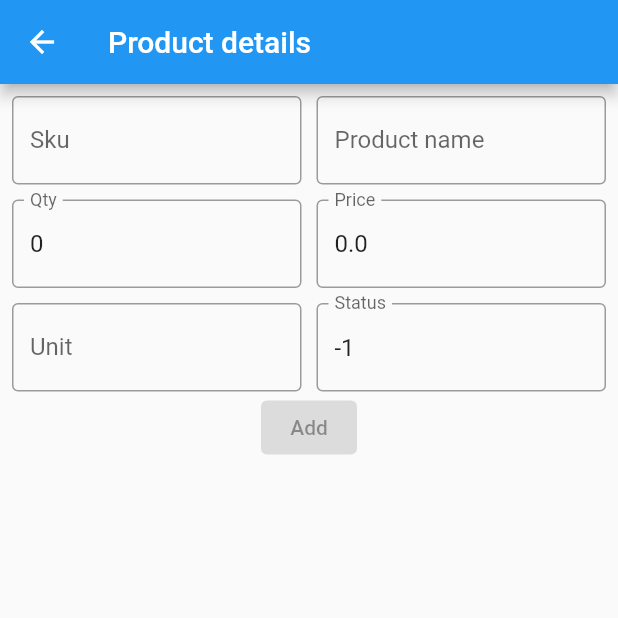
After one commit to VietAnh14/kd_flutter, a Flutter app: the ProductDetailScreen screen opened by its route, on a phone screen of 412 x 824 dp, the top half of it. The commit adds this screen. Run offline on Flutter 3.47's test engine with Material 2 defaults, Android fonts, the phone set to English and light mode, and no system bars; our stand-ins replace dio, flutter_spinkit, shared_preferences; accounts and stored records are empty.

Commit message:
Wip: add product

```diff
--- a/lib/main.dart
+++ b/lib/main.dart
@@ -5,6 +5,7 @@ import 'package:flutter_kd/services/remote/auth_api.dart';
 import 'package:flutter_kd/services/remote/product_api.dart';
 import 'package:flutter_kd/ui/auth/auth_view_model.dart';
 import 'package:flutter_kd/ui/auth/login_screen.dart';
+import 'package:flutter_kd/ui/product_list/product_screens.dart';
 import 'package:provider/provider.dart';
 
 void main() {
@@ -24,7 +25,7 @@ class KdApp extends StatelessWidget {
         Provider(create: (context) => ProductApi(context.read())),
       ],
       child: MaterialApp(
-        initialRoute: LoginScreen.routeName,
+        initialRoute: ProductListScreen.routeName,
         routes: appRouter,
       ),
     );
--- a/lib/router.dart
+++ b/lib/router.dart
@@ -1,7 +1,10 @@
 import 'package:flutter/material.dart';
+import 'package:flutter_kd/services/remote/model/product.dart';
 import 'package:flutter_kd/ui/auth/auth_view_model.dart';
 import 'package:flutter_kd/ui/auth/login_screen.dart';
 import 'package:flutter_kd/ui/auth/signup_screen.dart';
+import 'package:flutter_kd/ui/product_detail_screen.dart';
+import 'package:flutter_kd/ui/product_detail_vm.dart';
 import 'package:flutter_kd/ui/product_list/product_screens.dart';
 import 'package:flutter_kd/ui/product_list/products_vm.dart';
 import 'package:provider/provider.dart';
@@ -19,4 +22,13 @@ Map<String, Widget Function(BuildContext)> appRouter = {
         create: (context) => ProductVM(context.read()),
         child: const ProductListScreen(),
       ),
+
+  ProductDetailScreen.routeName: (context) => ChangeNotifierProvider(
+    create: (_) {
+      Object? args = ModalRoute.of(context)?.settings.arguments;
+      Product? product = args == null ? null : args as Product;
+      return ProductDetailVM(context.read(), product);
+    },
+    child: ProductDetailScreen(),
+  )
 };
--- a/lib/services/remote/api_const.dart
+++ b/lib/services/remote/api_const.dart
@@ -3,4 +3,5 @@ class ApiConst {
   ApiConst._();
   static const baseUrl = "https://hoodwink.medkomtek.net/";
   static const authorizationHeader = "Authorization";
+  static const tokenExpiredMessage = "Provided token is expired.";
 }
--- a/lib/services/remote/api_exception.dart
+++ b/lib/services/remote/api_exception.dart
@@ -1,10 +1,10 @@
 import 'dart:io';
 
-class NetworkError implements IOException {
+abstract class NetworkError implements IOException {
 
 }
 
-class ApiException implements Exception {
+class ApiException implements NetworkError {
   static const unknownCode = -1;
 
   final String? message;
@@ -17,6 +17,14 @@ class ApiException implements Exception {
   }
 }
 
-class AuthorizationException implements Exception {
+class AuthorizationException implements NetworkError {
 
 }
+
+class UnknownNetworkException implements NetworkError {
+
+}
+
+class UnreachableException implements NetworkError {
+
+}
--- /dev/null
+++ b/lib/services/remote/model/add_product_request.dart
@@ -0,0 +1,40 @@
+
+import 'package:flutter_kd/services/remote/model/product.dart';
+
+class AddProductRequest {
+  final String sku;
+  final String productName;
+  final int qty;
+  final double price;
+  final String unit;
+  final int status;
+
+  AddProductRequest({
+    required this.sku,
+    required this.productName,
+    required this.qty,
+    required this.price,
+    required this.unit,
+    required this.status
+  });
+
+  factory AddProductRequest.fromProduct(Product product) {
+    return AddProductRequest(
+        sku: product.sku,
+        productName: product.productName,
+        qty: product.quantity,
+        price: product.price,
+        unit: product.unit,
+        status: product.status
+    );
+  }
+
+  Map<String, dynamic> toJsonRequest() => {
+    "sku": sku,
+    "product_name": productName,
+    "qty": qty,
+    "price": price,
+    "unit": unit,
+    "status": status
+  };
+}
--- a/lib/services/remote/model/product.dart
+++ b/lib/services/remote/model/product.dart
@@ -4,7 +4,7 @@ import 'dart:convert';
 class Product {
   int id;
   String? image;
-  int price;
+  double price;
   String productName;
   int quantity;
   String sku;
@@ -22,6 +22,10 @@ class Product {
     required this.unit,
   });
 
+  factory Product.empty() {
+    return Product(id: -1, quantity: 0, price: 0, productName: "", sku: "", status: -1, unit: "");
+  }
+
   factory Product.fromJson(Map<String, dynamic> json) {
     return Product(
       id: json['id'],
--- /dev/null
+++ b/lib/ui/product_detail_screen.dart
@@ -0,0 +1,120 @@
+import 'package:flutter/material.dart';
+import 'package:flutter_kd/ui/product_detail_vm.dart';
+import 'package:provider/provider.dart';
+
+class ProductDetailScreen extends StatefulWidget {
+  const ProductDetailScreen({Key? key}) : super(key: key);
+
+  static const routeName = "/product/detail";
+
+  @override
+  State<ProductDetailScreen> createState() => _ProductDetailScreenState();
+}
+
+class _ProductDetailScreenState extends State<ProductDetailScreen> {
+  late ProductDetailVM productDetailVM;
+
+
+  @override
+  void initState() {
+    super.initState();
+    productDetailVM = context.read();
+  }
+
+  @override
+  Widget build(BuildContext context) {
+    final isEdit = context.select((ProductDetailVM value) => value.isEditing);
+    return Scaffold(
+      appBar: AppBar(title: Text("Product details"),),
+      body: Padding(
+        padding: const EdgeInsets.all(8.0),
+        child: Column(
+          children: [
+            Row(
+              children: [
+                Expanded(
+                  child: TextFormField(
+                    initialValue: context.select((ProductDetailVM value) => value.product.sku),
+                    decoration: const InputDecoration(
+                      labelText: "Sku",
+                      hintText: "abc",
+                      border: OutlineInputBorder(),
+                    ),
+                  ),
+                ),
+                SizedBox(width: 10,),
+                Expanded(
+                  child: TextFormField(
+                    initialValue: context.select((ProductDetailVM value) => value.product.productName),
+                    decoration: const InputDecoration(
+                      labelText: "Product name",
+                      hintText: "abc...",
+                      border: OutlineInputBorder(),
+                    ),
+                  ),
+                ),
+              ],
+            ),
+            SizedBox(height: 10,),
+            Row(
+              children: [
+                Expanded(
+                  child: TextFormField(
+                    initialValue: context.select((ProductDetailVM value) => value.product.quantity).toString(),
+                    keyboardType: TextInputType.number,
+                    decoration: const InputDecoration(
+                      labelText: "Qty",
+                      hintText: "1, 2",
+                      border: OutlineInputBorder(),
+                    ),
+                  ),
+                ),
+                SizedBox(width: 10,),
+                Expanded(
+                  child: TextFormField(
+                    initialValue: context.select((ProductDetailVM value) => value.product.price).toString(),
+                    decoration: const InputDecoration(
+                      labelText: "Price",
+                      hintText: "abc...",
+                      border: OutlineInputBorder(),
+                    ),
+                  ),
+                ),
+              ],
+            ),
+            SizedBox(height: 10,),
+            Row(
+              children: [
+                Expanded(
+                  child: TextFormField(
+                    initialValue: context.select((ProductDetailVM value) => value.product.unit),
+                    decoration: const InputDecoration(
+                      labelText: "Unit",
+                      hintText: "abc",
+                      border: OutlineInputBorder(),
+                    ),
+                  ),
+                ),
+                SizedBox(width: 10,),
+                Expanded(
+                  child: TextFormField(
+                    initialValue: context.select((ProductDetailVM value) => value.product.status).toString(),
+                    decoration: const InputDecoration(
+                      labelText: "Status",
+                      hintText: "abc...",
+                      border: OutlineInputBorder(),
+                    ),
+                  ),
+                ),
+              ],
+            ),
+            ElevatedButton(
+                onPressed: null,
+                child: Text(isEdit ? "Edit" : "Add"),
+            )
+          ],
+        ),
+      )
+    );
+  }
+}
--- /dev/null
+++ b/lib/ui/product_detail_vm.dart
@@ -0,0 +1,56 @@
+import 'package:flutter/material.dart';
+import 'package:flutter_kd/services/remote/model/add_product_request.dart';
+import 'package:flutter_kd/services/remote/product_api.dart';
+
+import '../services/remote/model/product.dart';
+
+class ProductDetailVM extends ChangeNotifier {
+  ProductApi _api;
+  late Product product;
+  bool isLoading = false;
+  late bool isEditing = false;
+
+  ProductDetailVM(this._api, Product? product) {
+    this.product = product ?? Product.empty();
+    this.isEditing = product != null;
+  }
+
+  void _validateProduct() {
+
+  }
+
+  void skuChange(String sku) {
+    product.sku = sku;
+    _validateProduct();
+  }
+
+  void nameChange(String name) {
+    product.productName = name;
+    _validateProduct();
+  }
+
+  void priceChange(double price) {
+    product.price = price;
+    _validateProduct();
+  }
+
+  void unitChange(String unit) {
+    product.unit = unit;
+    _validateProduct();
+  }
+
+  void statusChange(int status) {
+    product.status = status;
+    _validateProduct();
+  }
+
+  void addProduct() async {
+    try {
+      final request = AddProductRequest.fromProduct(product);
+      final newProduct = _api.addProduct(request);
+
+    } catch (e) {
+      print(e);
+    }
+  }
+}
--- a/lib/utils/network_utils.dart
+++ b/lib/utils/network_utils.dart
@@ -15,8 +15,10 @@ extension DioEx on DioError {
         message = messageExtractor?.call(response?.data);
       } catch (e) { }
       return ApiException(code: code, message: message);
+    } else if (type == DioErrorType.other) {
+      return UnknownNetworkException();
+    } else {
+      return UnreachableException();
     }
-
-    return NetworkError();
   }
 }
```
Also changed, not shown: lib/services/remote/product_api.dart (+30 -4 lines), lib/ui/product_list/product_screens.dart (+35 -4 lines), lib/ui/product_list/products_vm.dart (+31 -3 lines).
